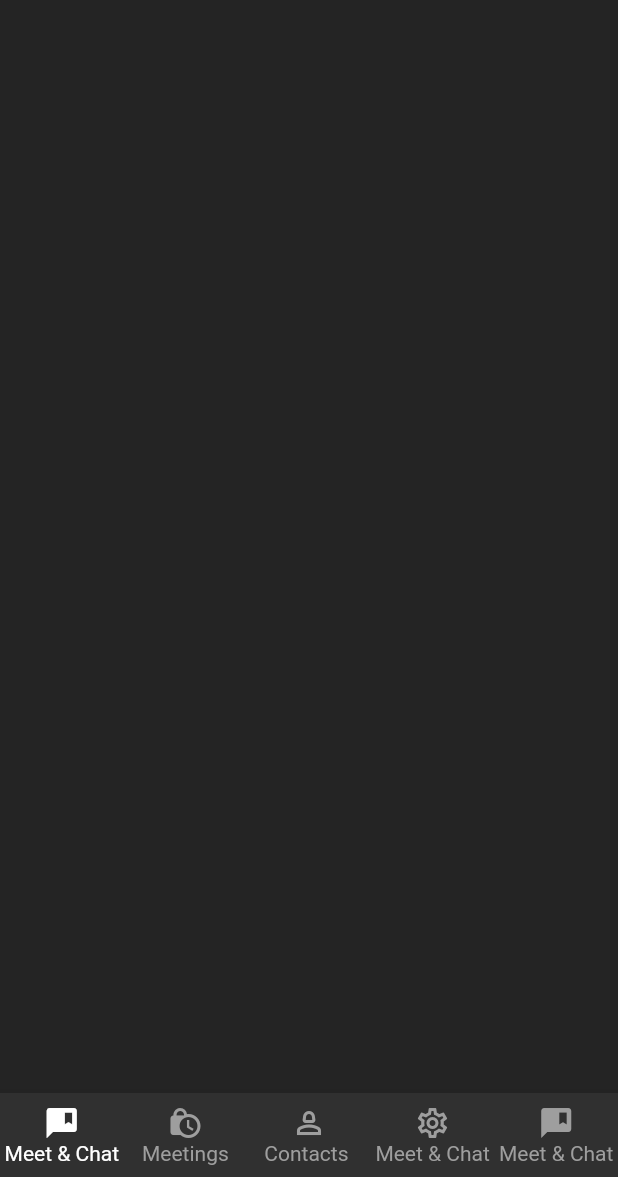
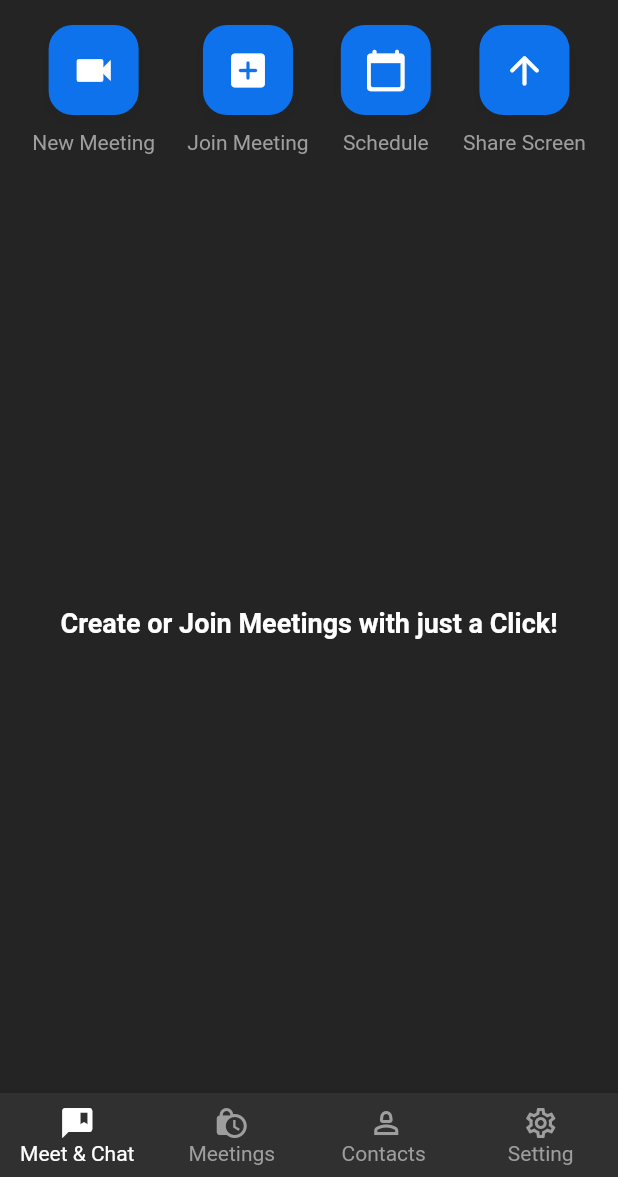
Before and after one commit to SAMIULLAH-KALHORO-DEV/zoom_clone, a Flutter app: the screen it shows after launch, on a phone screen of 412 x 824 dp, the part 59-1236 px from its top. Run offline on Flutter 3.47's test engine with Material 2 defaults, Android fonts, the phone set to English and light mode, and no system bars; our stand-ins replace cloud_firestore, firebase_auth, firebase_core, google_sign_in; missing offline and left inert: jitsi_meet_v1; accounts and stored records are empty.

Commit message:
working on it !

```diff
--- a/lib/main.dart
+++ b/lib/main.dart
@@ -3,6 +3,7 @@ import 'package:zoom_clone/firebase_options.dart';
 import 'package:zoom_clone/resources/auth_methods.dart';
 import 'package:zoom_clone/screens/home_screen.dart';
 import 'package:zoom_clone/screens/login_screen.dart';
+import 'package:zoom_clone/screens/video_call_screen.dart';
 import 'package:zoom_clone/utils/colors.dart';
 import 'package:firebase_core/firebase_core.dart';
 
@@ -26,7 +27,8 @@ class MyApp extends StatelessWidget {
           ThemeData.dark().copyWith(scaffoldBackgroundColor: backgroundColor),
       routes: {
         '/login': (context) => const LoginScreen(),
-        '/home': (context) => const HomeScreen()
+        '/home': (context) => const HomeScreen(),
+        '/video-call': (context) => const VidoeCallScreen(),
       },
       home: StreamBuilder(
         stream: AutoMethods().authChanges,
--- a/lib/resources/auth_methods.dart
+++ b/lib/resources/auth_methods.dart
@@ -9,6 +9,8 @@ class AutoMethods {
   final FirebaseFirestore _firestore = FirebaseFirestore.instance;
 
   Stream<User?> get authChanges => _auth.authStateChanges();
+  User get user => _auth.currentUser!;
+
 
   Future<bool> signInWithGoogle(BuildContext context) async {
     bool res = false;
--- a/lib/screens/home_screen.dart
+++ b/lib/screens/home_screen.dart
@@ -1,5 +1,9 @@
 import 'package:flutter/material.dart';
 import 'package:zoom_clone/utils/colors.dart';
+import 'package:zoom_clone/widgets/home_meeting_button.dart';
+
+import 'history_meeting_screen.dart';
+import 'meeting_screen.dart';
 
 class HomeScreen extends StatefulWidget {
   const HomeScreen({super.key});
@@ -16,15 +20,30 @@ class _HomeScreenState extends State<HomeScreen> {
     });
   }
 
+  List<Widget> pages = [
+     MeetingScreen(),
+    const HistoryMeetingScreen(),
+    const Text("Contects"),
+    const Text("Setting"),
+  ];
+
   @override
   Widget build(BuildContext context) {
+    //
     return Scaffold(
+      // App bar
+      //
       appBar: AppBar(
         elevation: 0.0,
         title: const Text("Meet & Chat "),
         centerTitle: true,
         backgroundColor: backgroundColor,
       ),
+      body: pages[_page],
+
+      //
+      // Bottom Nav Bar
+      //
       bottomNavigationBar: BottomNavigationBar(
           selectedItemColor: Colors.white,
           unselectedItemColor: Colors.grey,
@@ -40,9 +59,7 @@ class _HomeScreenState extends State<HomeScreen> {
             BottomNavigationBarItem(
                 icon: Icon(Icons.person_2_outlined), label: "Contacts "),
             BottomNavigationBarItem(
-                icon: Icon(Icons.settings_outlined), label: "Meet & Chat"),
-            BottomNavigationBarItem(
-                icon: Icon(Icons.comment_bank), label: "Meet & Chat"),
+                icon: Icon(Icons.settings_outlined), label: "Setting"),
           ]),
     );
   }
--- /dev/null
+++ b/lib/screens/meeting_screen.dart
@@ -0,0 +1,61 @@
+import 'dart:math';
+
+import 'package:flutter/material.dart';
+import 'package:zoom_clone/resources/jitsi_meet_methods.dart';
+
+import '../widgets/home_meeting_button.dart';
+
+class MeetingScreen extends StatelessWidget {
+  MeetingScreen({super.key});
+
+  final JitsiMeetMethods _jitsiMeetMethods = JitsiMeetMethods();
+  createNewMeeting() async {
+    var random = Random();
+    String roomName = (random.nextInt(10000000) + 10000000).toString();
+    _jitsiMeetMethods.createMeeting(
+        roomName: roomName, isAudioMuted: true, isVideoMuted: true);
+  }
+
+  joinMeeting(BuildContext context) {
+    Navigator.pushNamed(context, '/video-call');
+  }
+
+  @override
+  Widget build(BuildContext context) {
+    return Column(children: [
+      Row(
+        mainAxisAlignment: MainAxisAlignment.spaceEvenly,
+        children: [
+          HomeMeetingButton(
+            onPressed: createNewMeeting,
+            text: "New Meeting",
+            icon: Icons.videocam,
+          ),
+          HomeMeetingButton(
+            onPressed: () => joinMeeting(context),
+            text: "Join Meeting",
+            icon: Icons.add_box_rounded,
+          ),
+          HomeMeetingButton(
+            onPressed: () {},
+            text: "Schedule",
+            icon: Icons.calendar_today_rounded,
+          ),
+          HomeMeetingButton(
+            onPressed: () {},
+            text: "Share Screen",
+            icon: Icons.arrow_upward_rounded,
+          ),
+        ],
+      ),
+      const Expanded(
+        child: Center(
+          child: Text(
+            "Create or Join Meetings with just a Click!",
+            style: TextStyle(fontWeight: FontWeight.bold, fontSize: 18),
+          ),
+        ),
+      ),
+    ]);
+  }
+}
--- /dev/null
+++ b/lib/widgets/home_meeting_button.dart
@@ -0,0 +1,47 @@
+import 'package:flutter/material.dart';
+import 'package:zoom_clone/utils/colors.dart';
+
+class HomeMeetingButton extends StatelessWidget {
+  final VoidCallback onPressed;
+  final String text;
+  final IconData icon;
+  const HomeMeetingButton({
+    super.key,
+    required this.onPressed,
+    required this.icon,
+    required this.text
+  });
+
+  @override
+  Widget build(BuildContext context) {
+    return GestureDetector(
+      onTap: onPressed,
+      child: Column(children: [
+        Container(
+          width: 60,
+          height: 60,
+          decoration: BoxDecoration(
+              color: footerColor,
+              borderRadius: BorderRadius.circular(16),
+              boxShadow: [
+                BoxShadow(
+                  blurRadius: 10,
+                  color: Colors.black.withOpacity(0.06),
+                  offset: const Offset(0, 4),
+                )
+              ]),
+          child: Icon(
+            icon,
+            color: Colors.white,
+            size: 30,
+          ),
+        ),
+        const SizedBox(height: 10),
+        Text(
+          text,
+          style: const TextStyle(color: Colors.grey),
+        )
+      ]),
+    );
+  }
+}
--- a/pubspec.yaml
+++ b/pubspec.yaml
@@ -39,6 +39,7 @@ dependencies:
   firebase_core: ^2.15.0
   cloud_firestore: ^4.8.3
   google_sign_in: ^6.1.4
+  jitsi_meet_v1: ^5.0.0
 
 dev_dependencies:
   flutter_test:
```
Also changed, not shown: lib/resources/jitsi_meet_methods.dart (added, +32 -0 lines), lib/screens/history_meeting_screen.dart (added, +10 -0 lines), lib/screens/video_call_screen.dart (added, +64 -0 lines), pubspec.lock, 4 other files.
